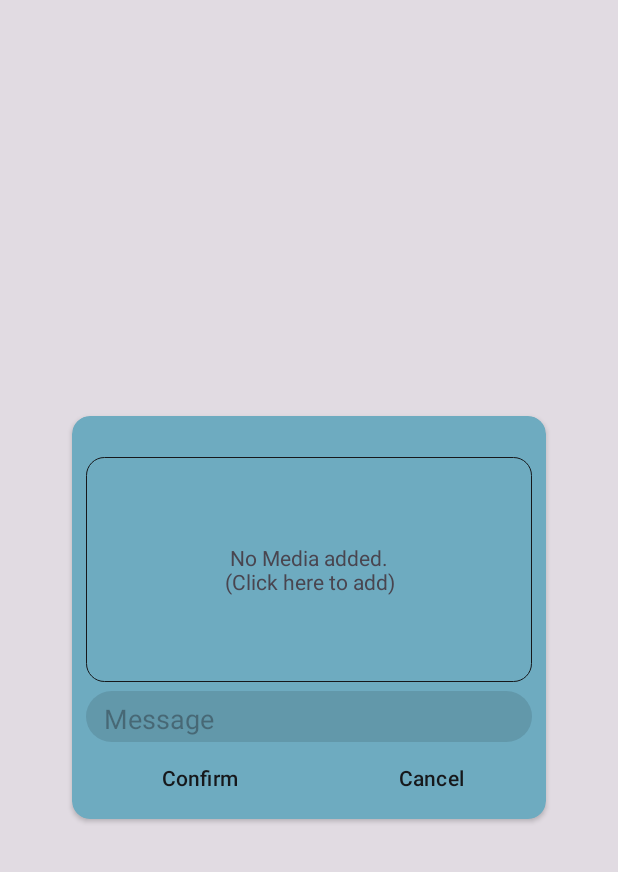
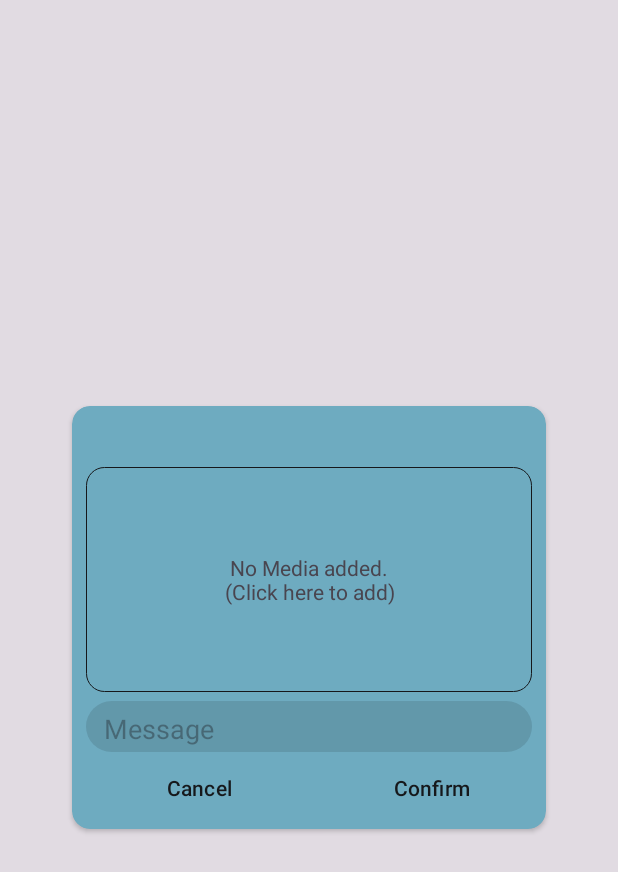
Before and after one commit to starChaserr/Public-Repository, an Android app: the layout reply_popup.xml on its own in the app's theme, with its tools: preview values and no code run, on a phone screen of 412 x 824 dp. Shown: the top 872 px of the screen. Run offline under Robolectric (Android 15) with nearby library versions, the phone set to English and light mode, and no system bars.

Commit message:
commit 4

```diff
--- a/app/src/main/res/layout/reply_popup.xml
+++ b/app/src/main/res/layout/reply_popup.xml
@@ -20,12 +20,21 @@
             android:orientation="vertical"
             android:padding="3dp">
 
+            <TextView
+                android:id="@+id/rid"
+                android:layout_width="match_parent"
+                android:layout_height="wrap_content"
+                android:paddingStart="12dp"
+                android:paddingTop="6dp"
+                android:paddingBottom="0dp"
+                android:paddingEnd="0dp"/>
+
             <LinearLayout
                 android:layout_width="match_parent"
                 android:layout_height="150dp"
                 android:layout_gravity="center"
                 android:layout_marginStart="6dp"
-                android:layout_marginTop="24dp"
+                android:layout_marginTop="12dp"
                 android:layout_marginEnd="6dp"
                 android:background="@drawable/thread_bg"
                 android:orientation="vertical">
@@ -71,6 +80,15 @@
                 android:orientation="horizontal">
 
                 <Button
+                    android:id="@+id/cancel"
+                    style="?android:attr/buttonBarButtonStyle"
+                    android:layout_width="0dp"
+                    android:layout_height="wrap_content"
+                    android:layout_weight="1"
+                    android:text="@string/cancel"
+                    android:textColor="?attr/colorAccent" />
+
+                <Button
                     android:id="@+id/confirm"
                     style="?android:attr/buttonBarButtonStyle"
                     android:layout_width="0dp"
@@ -79,14 +97,6 @@
                     android:text="@string/confirm"
                     android:textColor="?attr/colorAccent" />
 
-                <Button
-                    android:id="@+id/cancel"
-                    style="?android:attr/buttonBarButtonStyle"
-                    android:layout_width="0dp"
-                    android:layout_height="wrap_content"
-                    android:layout_weight="1"
-                    android:text="@string/cancel"
-                    android:textColor="?attr/colorAccent" />
             </LinearLayout>
         </LinearLayout>
     </androidx.cardview.widget.CardView>
```
Also changed, not shown: app/src/main/java/com/forums/publicrepository/View/Adapters/ThreadAdapter.java (+9 -17 lines), app/src/main/java/com/forums/publicrepository/View/Reply/ReplyActivity.java (+24 -7 lines), app/src/main/res/layout/add_thread_popup.xml (+9 -8 lines).
